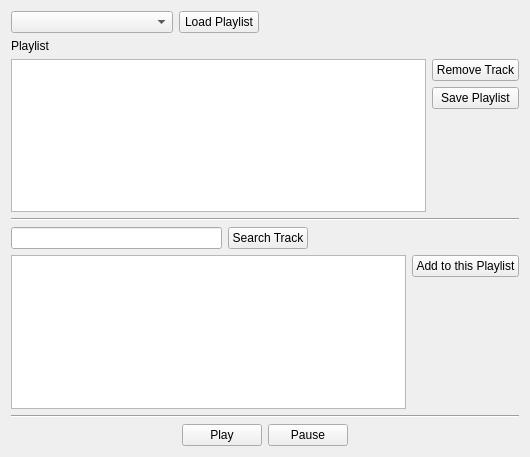
This is SpotifyLocalPlaylist/widget.ui in nicomcc/SpotifyLocalPlaylist as Qt 5 draws it before an edit. The edited form follows.
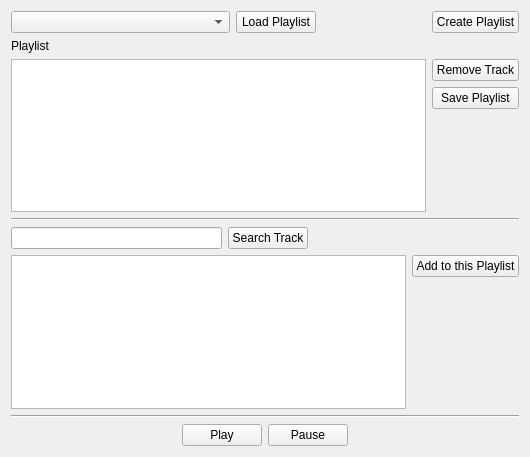
This is the edited form.

What changed in the file:
```diff
--- a/SpotifyLocalPlaylist/widget.ui
+++ b/SpotifyLocalPlaylist/widget.ui
@@ -61,7 +61,7 @@
        </property>
        <property name="sizeHint" stdset="0">
         <size>
-         <width>200</width>
+         <width>50</width>
          <height>20</height>
         </size>
        </property>
@@ -83,6 +83,13 @@
        </property>
       </spacer>
      </item>
+     <item>
+      <widget class="QPushButton" name="btCreatePlaylist">
+       <property name="text">
+        <string>Create Playlist</string>
+       </property>
+      </widget>
+     </item>
     </layout>
    </item>
    <item>
```
